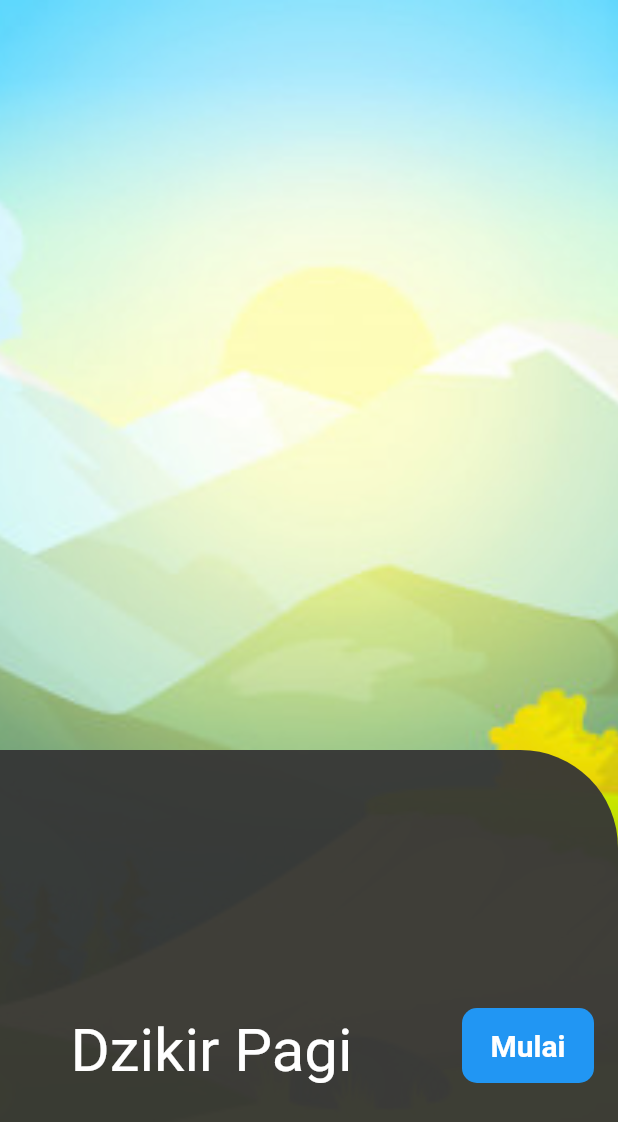
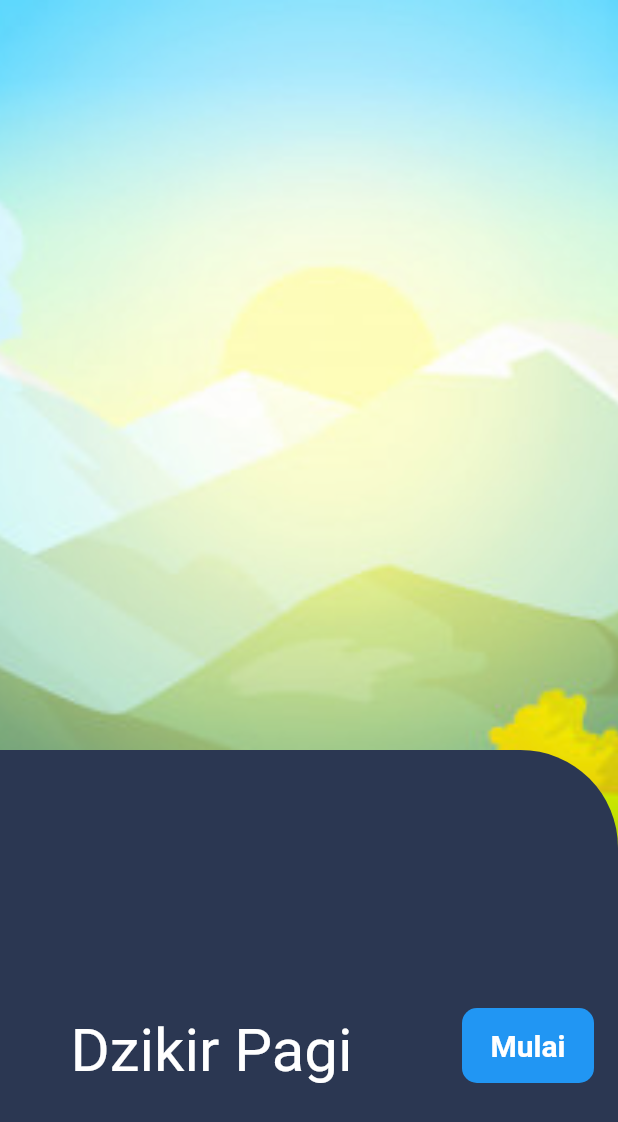
Before and after one commit to AhsanRizqullah/flutter_appdzikir, a Flutter app: the screen it shows after launch, on a phone screen of 412 x 824 dp. Shown: the top 1122 px of the screen. Run offline on Flutter 3.47's test engine with Material 2 defaults, Android fonts, the phone set to English and light mode, and no system bars.

Commit message:
Innitial Commit

```diff
--- a/lib/home_app_content.dart
+++ b/lib/home_app_content.dart
@@ -1,6 +1,5 @@
 import 'package:flutter/material.dart';
 import 'package:flutter_appdzikir/home_app_content_dzikir.dart';
-import 'package:flutter_appdzikir/public_asset.dart';
 
 // ignore: camel_case_types
 class dzikirPagi extends StatelessWidget {
@@ -23,7 +22,7 @@ class dzikirPagi extends StatelessWidget {
           height: MediaQuery.of(context).size.height - 500,
           width: MediaQuery.of(context).size.width,
           decoration: BoxDecoration(
-            color: Color(0xF2353535),
+            color: Color(0xFF2b3752),
             borderRadius: BorderRadius.only(
               topRight: Radius.circular(65.0),
             ),
@@ -96,7 +95,7 @@ class dzikirPetang extends StatelessWidget {
           height: MediaQuery.of(context).size.height - 500,
           width: MediaQuery.of(context).size.width,
           decoration: BoxDecoration(
-            color: Color(0xF2353535),
+            color: Color(0xFF2b3752),
             borderRadius: BorderRadius.only(
               topRight: Radius.circular(65.0),
             ),
```
